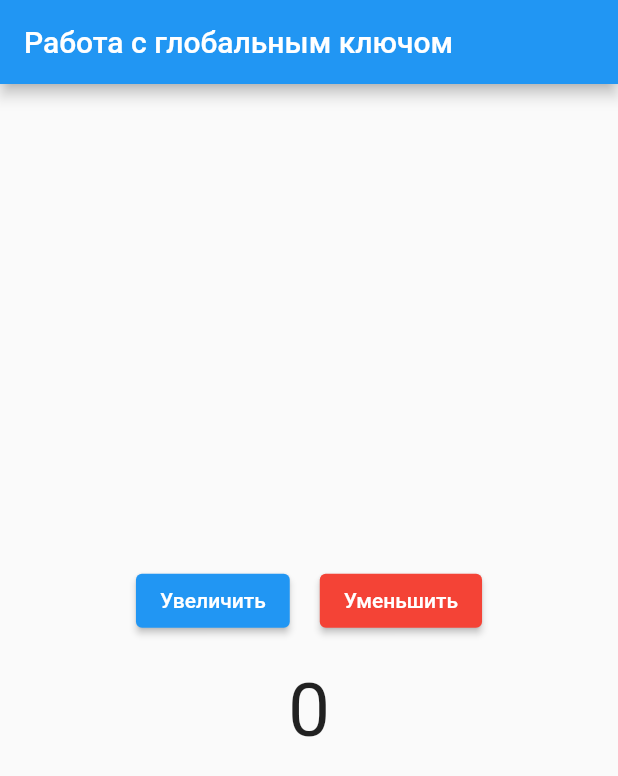
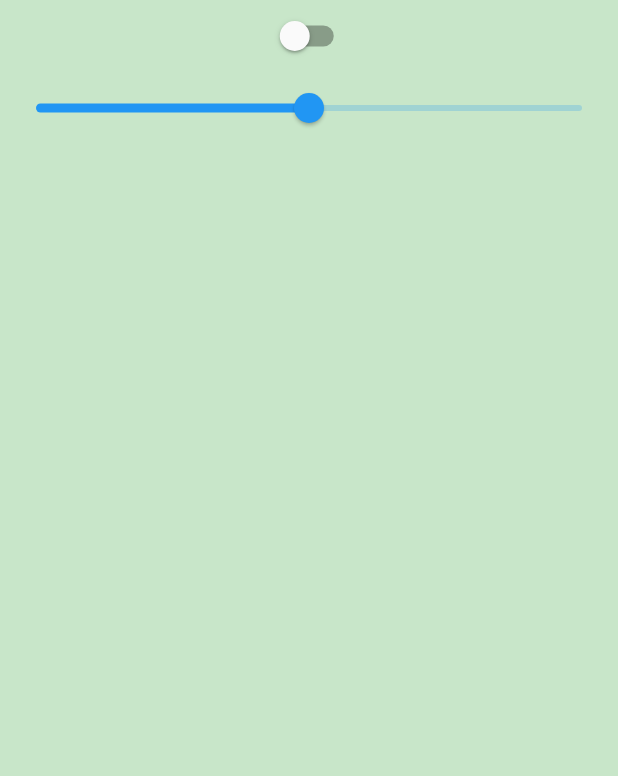
Before and after one commit to roman-romanov/flutter_for_practice, a Flutter app: the screen it shows after launch, on a phone screen of 412 x 824 dp. Shown: the top 776 px of the screen. Run offline on Flutter 3.47's test engine with Material 2 defaults, Android fonts, the phone set to English and light mode, and no system bars; our stand-ins replace geolocator, sizer; missing offline and left inert: split_view.

Commit message:
global_key_keep_state

```diff
--- /dev/null
+++ b/lib/global_key_keep_state.dart
@@ -0,0 +1,77 @@
+import 'package:flutter/material.dart';
+import 'package:flutter_for_practice/styles/colors.dart';
+import 'package:flutter_for_practice/styles/const.dart';
+import 'package:flutter_for_practice/styles/values.dart';
+
+final _globalKey = GlobalKey();
+
+
+class SwitchSlider extends StatelessWidget {
+  final String title;
+  const SwitchSlider({Key? key, required this.title}) : super(key: key);
+
+  @override
+  Widget build(BuildContext context) {
+    return SafeArea(
+      child: Scaffold(
+          body: PageView.builder(
+              itemCount: 3,
+              itemBuilder: (context, index) {
+                switch (index) {
+                  case 0:
+                    return Container(
+                      color: green.shade100,
+                      child: SwitchSliderWidgets(key: _globalKey),
+                    );
+                  case 1:
+                    return Container(
+                      color: blue.shade100,
+                      child: Center(child: secondPage),
+                    );
+                  case 2:
+                    return Container(
+                      color: red.shade100,
+                      child: SwitchSliderWidgets(key: null),
+                    );
+
+                  default:
+                    throw '404';
+                }
+              })),
+    );
+  }
+}
+
+class SwitchSliderWidgets extends StatefulWidget {
+  const SwitchSliderWidgets({Key? key}) : super(key: key);
+
+  @override
+  _SwitchSliderWidgets createState() => _SwitchSliderWidgets();
+}
+
+class _SwitchSliderWidgets extends State<SwitchSliderWidgets> {
+  bool _switchValue = false;
+  double _sliderValue = half;
+
+  @override
+  Widget build(BuildContext context) {
+    return Column(children: [
+      Switch(
+        value: _switchValue,
+        onChanged: (value) {
+          setState(() {
+            _switchValue = value;
+          });
+        },
+      ),
+      Slider(
+        value: _sliderValue,
+        onChanged: (value) {
+          setState(() {
+            _sliderValue = value;
+          });
+        },
+      ),
+    ]);
+  }
+}
--- a/lib/main.dart
+++ b/lib/main.dart
@@ -1,7 +1,7 @@
 import 'package:flutter/material.dart';
 import 'package:flutter/services.dart';
+import 'package:flutter_for_practice/global_key_keep_state.dart';
 import 'package:sizer/sizer.dart';
-import 'awesome_text.dart';
 
 void main() {
   SystemChrome.setSystemUIOverlayStyle(const SystemUiOverlayStyle(
@@ -24,7 +24,7 @@ class App extends StatelessWidget {
           bottomNavigationBarTheme: BottomNavigationBarThemeData(
               selectedItemColor: Colors.red, unselectedItemColor: Colors.grey),
         ),
-        home: AwesomeText(title: 'Flutter Practice'),
+        home: SwitchSlider(title: 'Flutter Practice'),
       );
     });
   }
--- a/lib/styles/const.dart
+++ b/lib/styles/const.dart
@@ -6,3 +6,4 @@ const String toggle = 'Тумблер';
 const String increment = 'Увеличить';
 const String decrement = 'Уменьшить';
 const Widget stringGlobalKey = Text('Работа с глобальным ключом');
+const Widget secondPage = Text('Вторая страница');
--- a/lib/styles/values.dart
+++ b/lib/styles/values.dart
@@ -1,4 +1,5 @@
 const heightInfinity = double.infinity;
+const double half = 0.5;
 const double height5 = 5.0;
 const double height10 = 10.0;
 const double height20 = 20.0;
```
Also changed, not shown: lib/global_key_get_state.dart (renamed from lib/awesome_text.dart).
